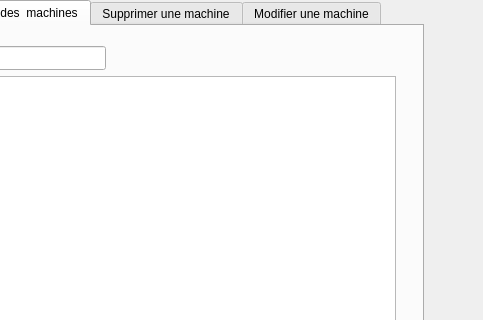
Above: mainwindow.ui from ProjetCPP-2A33/projetcpp-2a33-smart-cleaning-company before the change; both pictures show x 317 to 800 and y 0 to 320 of the 800 by 600 pixel window. Below: the same form after it.
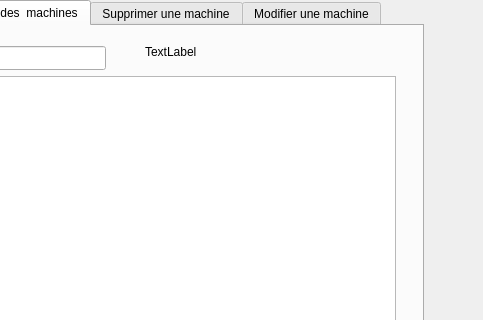
That is the form after the change.

```diff
--- a/mainwindow.ui
+++ b/mainwindow.ui
@@ -274,6 +274,19 @@
        <string>theme</string>
       </property>
      </widget>
+     <widget class="QLabel" name="there">
+      <property name="geometry">
+       <rect>
+        <x>370</x>
+        <y>0</y>
+        <width>191</width>
+        <height>51</height>
+       </rect>
+      </property>
+      <property name="text">
+       <string>TextLabel</string>
+      </property>
+     </widget>
     </widget>
     <widget class="QWidget" name="tab_3">
      <attribute name="title">
```
